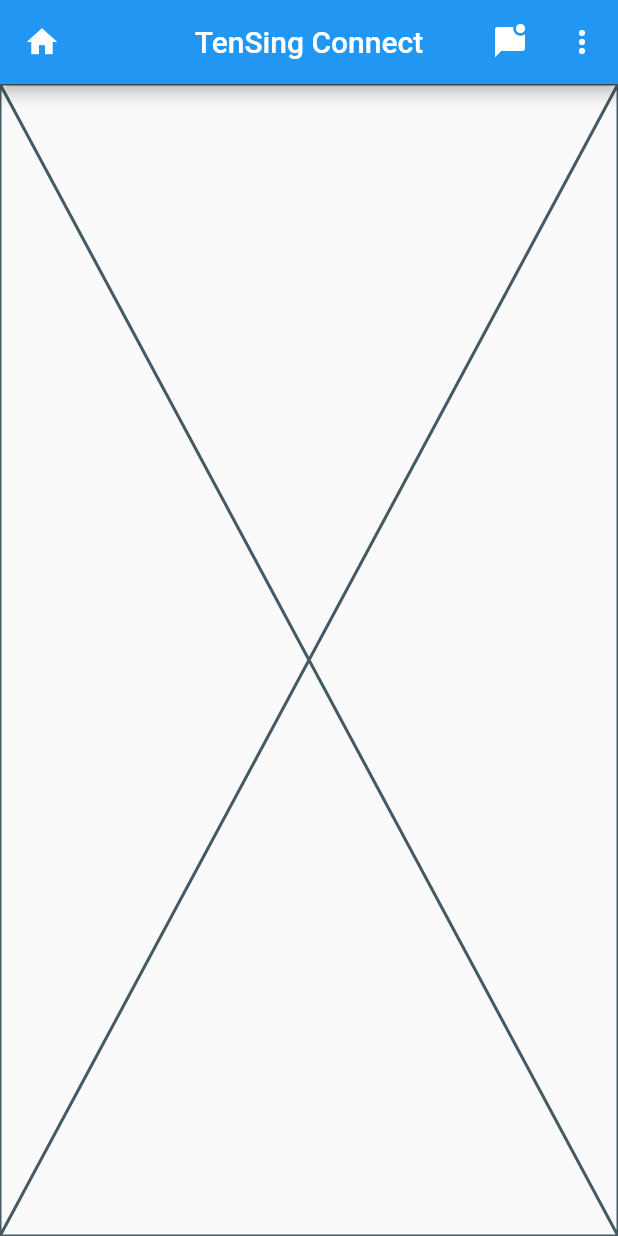
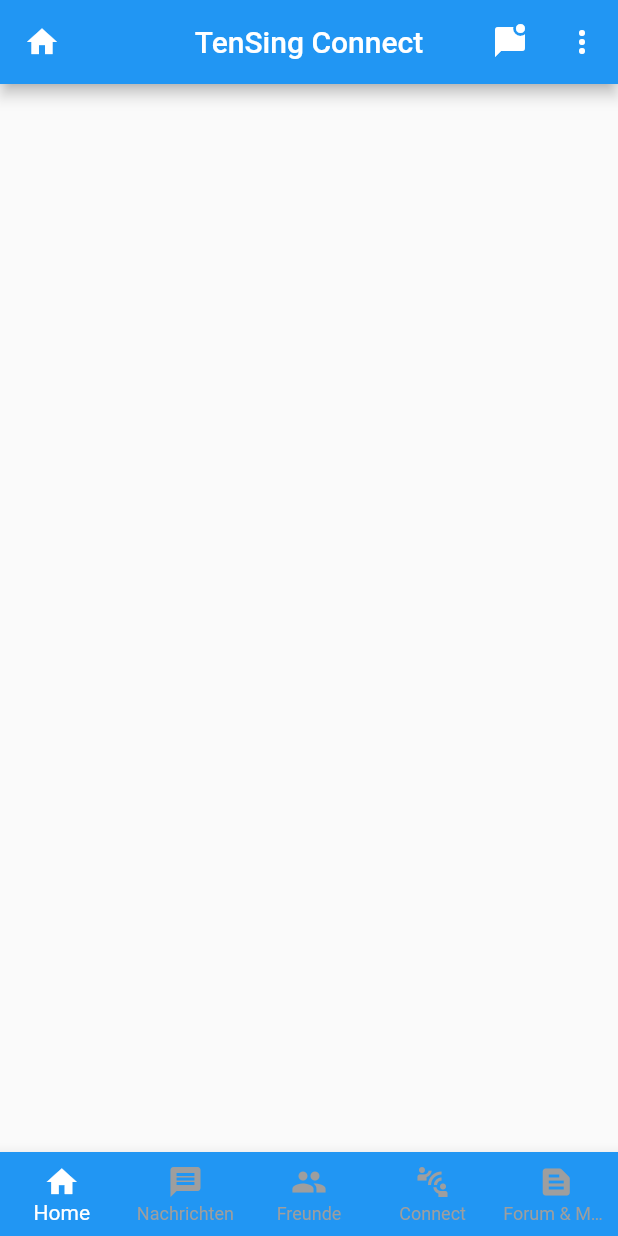
Before and after one commit to JuKu/ts-connect-app, a Flutter app: the RootWidget screen opened by its route, on a phone screen of 412 x 824 dp. Run offline on Flutter 3.47's test engine with Material 2 defaults, Android fonts, the phone set to English and light mode, and no system bars.

Commit message:
Change RootWidget, add BottomNavigationBar

```diff
--- a/lib/presentation/root/rootwidget.dart
+++ b/lib/presentation/root/rootwidget.dart
@@ -9,6 +9,8 @@ class RootWidget extends StatefulWidget {
 }
 
 class _State extends State<RootWidget> {
+  int _currentIndex = 0;
+
   @override
   Widget build(BuildContext context) {
     return Scaffold(
@@ -23,7 +25,10 @@ class _State extends State<RootWidget> {
               //yellow if there are new messages in last 10 minutes (or someone is active),
               //white, if no new messages are in chat.
               //TODO: change also the icon, if no new messages are in chat
-                icon: const Icon(Icons.mark_chat_unread_rounded, color: Colors.white,)),
+              icon: const Icon(
+                Icons.mark_chat_unread_rounded,
+                color: Colors.white,
+              )),
           /*IconButton(
               onPressed: () {},
               icon: const Icon(Icons.call),
@@ -39,7 +44,34 @@ class _State extends State<RootWidget> {
           ),
         ],
       ),
-        body: const Placeholder());
-    ;
+      body: IndexedStack(
+        index: _currentIndex,
+        children: [
+          //
+        ],
+      ),
+      bottomNavigationBar: BottomNavigationBar(
+        onTap: (index) {
+          setState(() {
+            _currentIndex = index;
+          });
+        },
+        currentIndex: _currentIndex,
+        unselectedItemColor: Colors.grey,
+        selectedItemColor: Colors.white,
+        backgroundColor: Theme.of(context).primaryColor,
+        type: BottomNavigationBarType.fixed,
+        items: const [
+          BottomNavigationBarItem(icon: Icon(Icons.home), label: "Home"),
+          BottomNavigationBarItem(
+              icon: Icon(Icons.message), label: "Nachrichten"),
+          BottomNavigationBarItem(icon: Icon(Icons.people), label: "Freunde"),
+          BottomNavigationBarItem(
+              icon: Icon(Icons.connect_without_contact), label: "Connect"),
+          BottomNavigationBarItem(
+              icon: Icon(Icons.text_snippet), label: "Forum & Material"),
+        ],
+      ),
+    );
   }
 }
```
Lines whose indentation alone changed are shown as unchanged.
